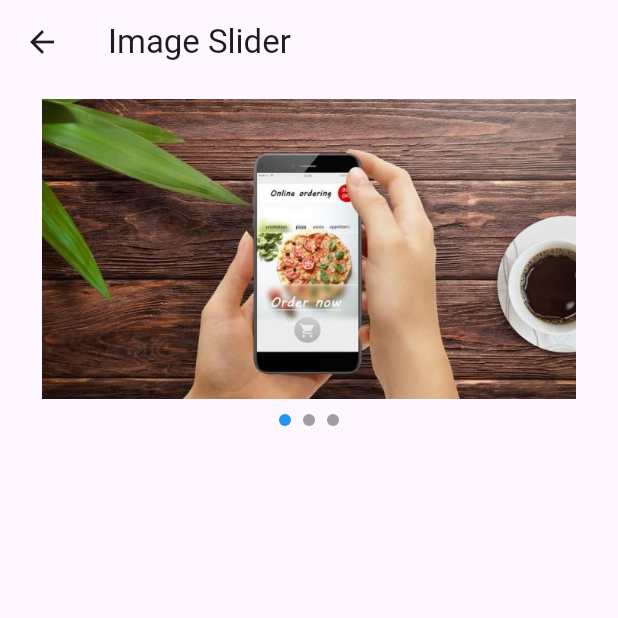
After one commit to kepi1904/flutter_latihan_widgets, a Flutter app: the screen it shows after launch, after a tap on "Go to Image Slider", on a phone screen of 412 x 824 dp, the top half of it. The commit adds this screen. Run offline on Flutter 3.47's test engine with Material 3 defaults, Android fonts, the phone set to English and light mode, and no system bars.

Commit message:
update part 11

```diff
--- /dev/null
+++ b/lib/image_slider.dart
@@ -0,0 +1,108 @@
+// ignore_for_file: camel_case_types, prefer_typing_uninitialized_variables
+
+import 'dart:async';
+
+import 'package:flutter/material.dart';
+import 'package:flutter/scheduler.dart';
+
+class ImageSliderTest extends StatefulWidget {
+  const ImageSliderTest({super.key});
+
+  @override
+  State<ImageSliderTest> createState() => _ImageSliderTestState();
+}
+
+class _ImageSliderTestState extends State<ImageSliderTest> {
+  List<String> imageList = [
+    "images/slider1.jpg",
+    "images/slider2.webp",
+    "images/slider3.webp"
+  ];
+
+  final PageController _pageController = PageController();
+  int _currentPage = 0;
+
+  @override
+  void initState() {
+    // TODO: implement initState
+    super.initState();
+
+    // Schedule auto-scroll every 3 seconds
+    SchedulerBinding.instance.addPostFrameCallback((_) {
+      Timer.periodic(const Duration(seconds: 3), (timer) {
+        if (_pageController.hasClients) {
+          int nextPage = (_currentPage + 1) % imageList.length;
+          _pageController.animateToPage(
+            nextPage,
+            duration: const Duration(milliseconds: 300),
+            curve: Curves.easeInOut,
+          );
+        }
+      });
+    });
+    _pageController.addListener(() {
+      setState(() {
+        _currentPage = _pageController.page!.toInt();
+      });
+    });
+  }
+
+  @override
+  void dispose() {
+    // TODO: implement dispose
+    super.dispose();
+
+    _pageController.dispose();
+  }
+
+  @override
+  Widget build(BuildContext context) {
+    return Scaffold(
+      appBar: AppBar(
+        title: const Text("Image Slider"),
+        actions: const [],
+      ),
+      body: SingleChildScrollView(
+        child: Container(
+          padding: const EdgeInsets.all(10.0),
+          child: Column(
+            children: [
+              SizedBox(
+                height: 200,
+                child: PageView.builder(
+                  controller: _pageController,
+                  itemCount: imageList.length,
+                  itemBuilder: (context, index) {
+                    return Image.asset(imageList[index]);
+                  },
+                ),
+              ),
+              const SizedBox(
+                height: 10,
+              ),
+              _buildDotIndicator()
+            ],
+          ),
+        ),
+      ),
+    );
+  }
+
+  Widget _buildDotIndicator() {
+    return Row(
+      mainAxisAlignment: MainAxisAlignment.center,
+      children: List.generate(imageList.length, (index) {
+        return AnimatedContainer(
+          duration: const Duration(milliseconds: 300),
+          margin: const EdgeInsets.symmetric(horizontal: 4.0),
+          height: 8.0,
+          width: 8.0,
+          decoration: BoxDecoration(
+            color: _currentPage == index ? Colors.blue : Colors.grey,
+            shape: BoxShape.circle,
+          ),
+        );
+      }),
+    );
+  }
+}
--- a/lib/main.dart
+++ b/lib/main.dart
@@ -1,4 +1,5 @@
 import 'package:flutter/material.dart';
+import 'package:latihan_widget/image_slider.dart';
 import 'package:latihan_widget/radio_button.dart';
 
 void main() {
@@ -59,9 +60,9 @@ class _LatihanWidgetState extends State<LatihanWidget> {
             ElevatedButton(
                 onPressed: () {
                   Navigator.of(context).push(MaterialPageRoute(
-                      builder: (context) => const RadioButtonTest()));
+                      builder: (context) => const ImageSliderTest()));
                 },
-                child: const Text("Go to Radio Button")),
+                child: const Text("Go to Image Slider")),
             const SizedBox(
               height: 20,
             ),
--- a/pubspec.yaml
+++ b/pubspec.yaml
@@ -58,6 +58,7 @@ flutter:
 
   # To add assets to your application, add an assets section, like this:
   assets:
+    - images/
     - images/person.jpg
     - images/dora.jpeg
 
```
Also changed, not shown: images/slider1.jpg (added), images/slider2.webp (added), images/slider3.webp (added).
